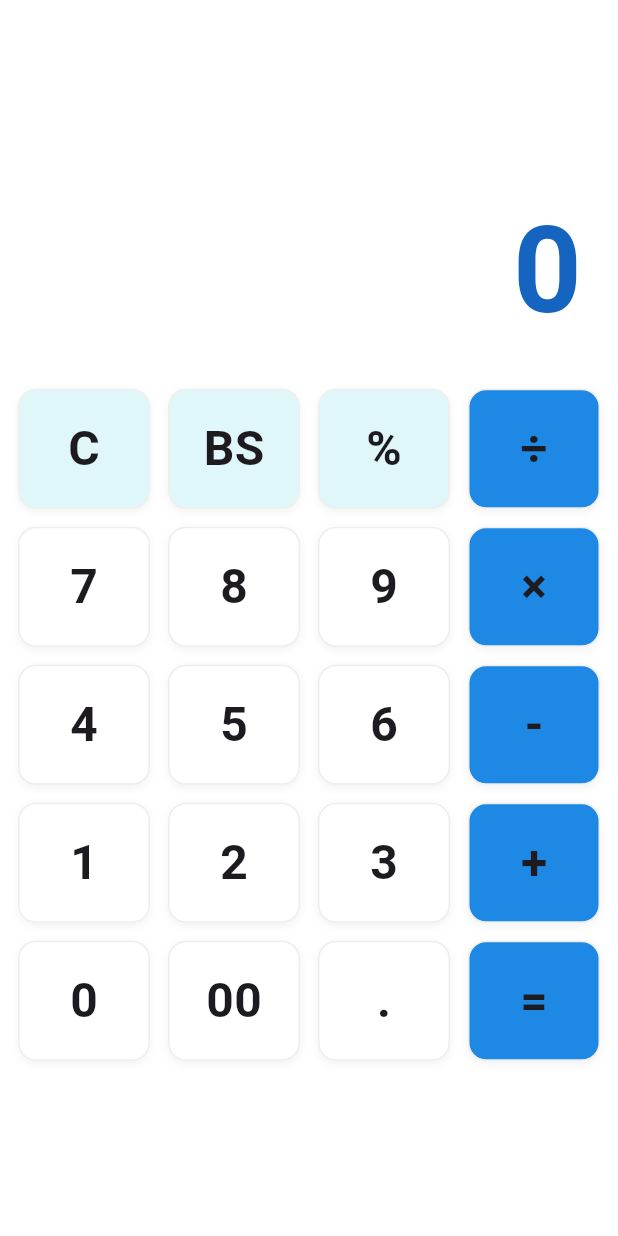
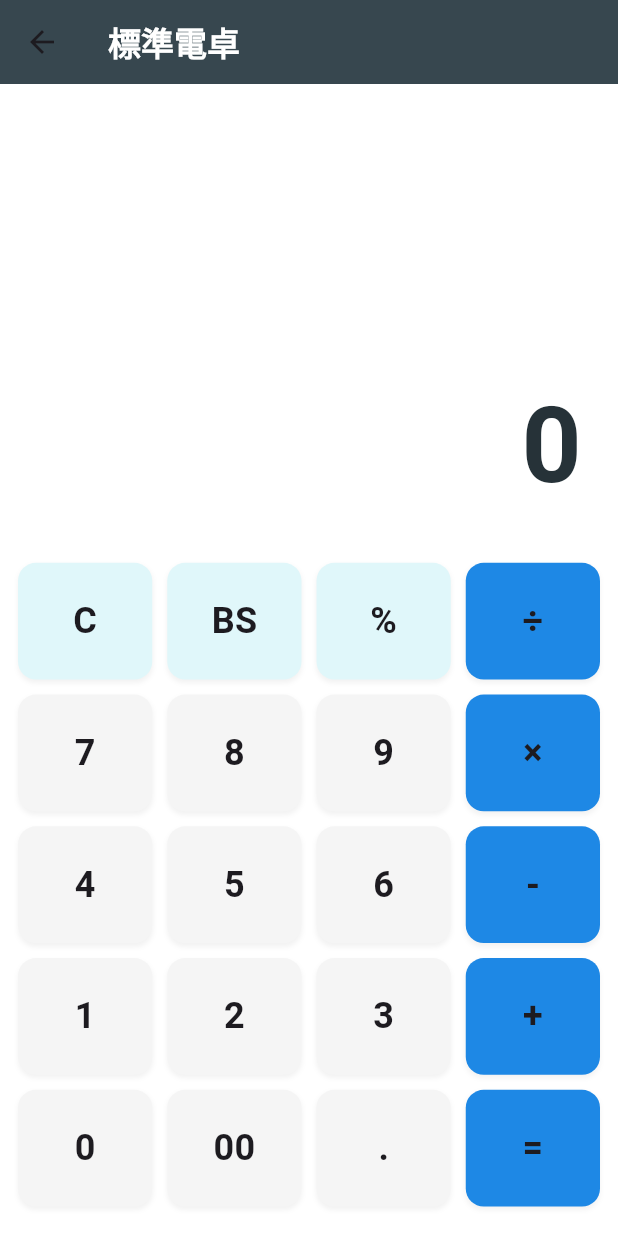
Before and after one commit to k-kei1412/Air-Conditioner, a Flutter app: the SimpleCalcPage screen opened directly, on a phone screen of 412 x 824 dp. Run offline on Flutter 3.47's test engine with Material 3 defaults, Android fonts, the phone set to English and light mode, and no system bars; our stand-ins replace shared_preferences; accounts and stored records are empty.

Commit message:
Update main.dart

```diff
--- a/lib/main.dart
+++ b/lib/main.dart
@@ -216,7 +216,7 @@ class _NojimaThreeCalcPageState extends State<NojimaThreeCalcPage> {
 }
 
 // ---------------------------------------------------------
-// 画面2: 標準電卓 (白ベース・iPad横向き完全対応版)
+// 画面2: 標準電卓 (サイズ最適化・白ベース・横向き対応版)
 // ---------------------------------------------------------
 class SimpleCalcPage extends StatefulWidget {
   const SimpleCalcPage({super.key});
@@ -227,7 +227,6 @@ class SimpleCalcPage extends StatefulWidget {
 class _SimpleCalcPageState extends State<SimpleCalcPage> {
   String _expression = "";
   String _result = "0";
-  List<String> _history = [];
   final formatter = NumberFormat("#,###.###");
 
   void _btnPressed(String val) {
@@ -237,11 +236,7 @@ class _SimpleCalcPageState extends State<SimpleCalcPage> {
       } else if (val == "BS") {
         if (_expression.isNotEmpty) _expression = _expression.substring(0, _expression.length - 1);
       } else if (val == "=") {
-        if (_result != "エラー" && _result != "..." && _expression.isNotEmpty) {
-          _history.insert(0, "$_expression = $_result");
-          if (_history.length > 20) _history.removeLast();
-          _expression = _result.replaceAll(",", "");
-        }
+        if (_result != "エラー" && _result != "...") _expression = _result.replaceAll(",", "");
       } else {
         if (_isOperator(val) && _expression.isNotEmpty && _isOperator(_expression[_expression.length - 1])) {
           _expression = _expression.substring(0, _expression.length - 1) + val;
@@ -264,9 +259,7 @@ class _SimpleCalcPageState extends State<SimpleCalcPage> {
       if (calcResult.isInfinite || calcResult.isNaN) {
         _result = "エラー";
       } else {
-        if (calcResult.abs() > 999999999999) {
-          _result = calcResult.toStringAsExponential(2);
-        } else if (calcResult == calcResult.toInt()) {
+        if (calcResult == calcResult.toInt()) {
           _result = NumberFormat("#,###").format(calcResult.toInt());
         } else {
           _result = NumberFormat("#,###.###").format(calcResult);
@@ -308,80 +301,26 @@ class _SimpleCalcPageState extends State<SimpleCalcPage> {
 
   @override
   Widget build(BuildContext context) {
+    bool isLandscape = MediaQuery.of(context).orientation == Orientation.landscape;
+
     return Scaffold(
-      backgroundColor: Colors.white, // 白ベースに変更
-      body: SafeArea(
-        child: OrientationBuilder(
-          builder: (context, orientation) {
-            return (orientation == Orientation.portrait)
-                ? _buildPortraitLayout()
-                : _buildLandscapeLayout();
-          },
+      backgroundColor: Colors.white,
+      appBar: AppBar(
+        title: const Text("標準電卓", style: TextStyle(color: Colors.white, fontWeight: FontWeight.bold)),
+        backgroundColor: Colors.blueGrey[800],
+        elevation: 0,
       ),
-      ),
-    );
-  }
-
-  // 【縦向き】
-  Widget _buildPortraitLayout() {
-    return Column(
-      children: [
-        _buildDisplayArea(flex: 3),
-        _buildButtonGrid(flex: 7, aspectRatio: 1.1, spacing: 12),
-      ],
-    );
-  }
-
-  // 【横向き】ボタンが潰れないよう比率を厳格に管理
-  Widget _buildLandscapeLayout() {
-    return Row(
-      children: [
-        // 左：履歴
-        Expanded(
-          flex: 3,
-          child: Container(
-            color: Colors.blueGrey[50],
-            child: Column(
-              crossAxisAlignment: CrossAxisAlignment.start,
-              children: [
-                Padding(
-                  padding: const EdgeInsets.all(16),
-                  child: Text("履歴", style: TextStyle(color: Colors.blue[900], fontSize: 20, fontWeight: FontWeight.bold)),
-                ),
-                Expanded(
-                  child: ListView.builder(
-                    padding: const EdgeInsets.symmetric(horizontal: 16),
-                    itemCount: _history.length,
-                    itemBuilder: (context, i) => Padding(
-                      padding: const EdgeInsets.only(bottom: 8),
-                      child: Text(_history[i], style: const TextStyle(color: Colors.black54, fontSize: 16)),
-                    ),
-                  ),
-                ),
-              ],
-            ),
-          ),
-        ),
-        // 右：電卓
-        Expanded(
-          flex: 7,
+      body: Center(
+        child: ConstrainedBox(
+          // ここで最大幅を 450 に制限することで、横向きでも広がりすぎないようにしました
+          constraints: const BoxConstraints(maxWidth: 450),
           child: Column(
             children: [
-              _buildDisplayArea(flex: 2), // 表示エリアをさらにコンパクトに
-              _buildButtonGrid(flex: 8, aspectRatio: 1.8, spacing: 10), // iPad横向きで押しやすい比率
-            ],
-          ),
-        ),
-      ],
-    );
-  }
-
               // 表示エリア
-  Widget _buildDisplayArea({required int flex}) {
-    return Expanded(
-      flex: flex,
+              Expanded(
+                flex: isLandscape ? 3 : 4,
                 child: Container(
-        padding: const EdgeInsets.symmetric(horizontal: 24, vertical: 10),
+                  padding: const EdgeInsets.symmetric(horizontal: 24, vertical: 16),
                   alignment: Alignment.bottomRight,
                   child: Column(
                     mainAxisAlignment: MainAxisAlignment.end,
@@ -390,21 +329,33 @@ class _SimpleCalcPageState extends State<SimpleCalcPage> {
                       SingleChildScrollView(
                         scrollDirection: Axis.horizontal,
                         reverse: true,
-              child: Text(_expression, style: const TextStyle(fontSize: 36, color: Colors.black54)),
+                        child: Text(_expression, style: const TextStyle(fontSize: 32, color: Colors.black54)),
                       ),
-            const SizedBox(height: 5),
+                      const SizedBox(height: 8),
                       FittedBox(
                         fit: BoxFit.scaleDown,
-              child: Text(_result, style: TextStyle(fontSize: 80, fontWeight: FontWeight.bold, color: Colors.blue[800])),
+                        child: Text(_result, style: TextStyle(fontSize: 70, fontWeight: FontWeight.bold, color: Colors.blueGrey[900])),
                       ),
                     ],
+                  ),
+                ),
+              ),
+              // ボタンエリア
+              Expanded(
+                flex: isLandscape ? 7 : 6,
+                child: Padding(
+                  padding: const EdgeInsets.all(12.0),
+                  child: _buildGrid(),
+                ),
+              ),
+            ],
+          ),
         ),
       ),
     );
   }
 
-  // ボタンエリア
-  Widget _buildButtonGrid({required int flex, required double aspectRatio, required double spacing}) {
+  Widget _buildGrid() {
     final List<List<String>> grid = [
       ["C", "BS", "%", "÷"],
       ["7", "8", "9", "×"],
@@ -412,22 +363,20 @@ class _SimpleCalcPageState extends State<SimpleCalcPage> {
       ["1", "2", "3", "+"],
       ["0", "00", ".", "="],
     ];
-    return Expanded(
-      flex: flex,
-      child: Padding(
-        padding: const EdgeInsets.all(12.0),
-        child: GridView.builder(
+
+    return GridView.builder(
       physics: const NeverScrollableScrollPhysics(),
-          gridDelegate: SliverGridDelegateWithFixedCrossAxisCount(
+      gridDelegate: const SliverGridDelegateWithFixedCrossAxisCount(
         crossAxisCount: 4,
-            childAspectRatio: aspectRatio,
-            mainAxisSpacing: spacing,
-            crossAxisSpacing: spacing,
+        childAspectRatio: 1.15, // 少し横長にしてボタンの押しやすさを確保
+        mainAxisSpacing: 10,
+        crossAxisSpacing: 10,
       ),
       itemCount: 20,
-          itemBuilder: (context, index) => _buildTouchButton(grid[index ~/ 4][index % 4]),
-        ),
-      ),
+      itemBuilder: (context, index) {
+        String label = grid[index ~/ 4][index % 4];
+        return _buildTouchButton(label);
+      },
     );
   }
 
@@ -435,7 +384,8 @@ class _SimpleCalcPageState extends State<SimpleCalcPage> {
     bool isOp = _isOperator(label) || label == "=";
     bool isAction = ["C", "BS", "%"].contains(label);
 
-    Color bgColor = Colors.white;
+    // 見積モードの色に合わせた配色
+    Color bgColor = Colors.grey[100]!;
     Color textColor = Colors.black87;
 
     if (isAction) {
@@ -453,13 +403,12 @@ class _SimpleCalcPageState extends State<SimpleCalcPage> {
         decoration: BoxDecoration(
           color: bgColor,
           borderRadius: BorderRadius.circular(12),
-          border: Border.all(color: Colors.grey[200]!),
           boxShadow: [
-            BoxShadow(color: Colors.black.withOpacity(0.05), blurRadius: 4, offset: const Offset(0, 2)),
+            BoxShadow(color: Colors.black.withOpacity(0.05), blurRadius: 2, offset: const Offset(0, 2)),
           ],
         ),
         child: Center(
-          child: Text(label, style: const TextStyle(fontSize: 32, fontWeight: FontWeight.bold)),
+          child: Text(label, style: const TextStyle(fontSize: 24, fontWeight: FontWeight.bold)),
         ),
       ),
     );
```
Lines whose indentation alone changed are shown as unchanged.
